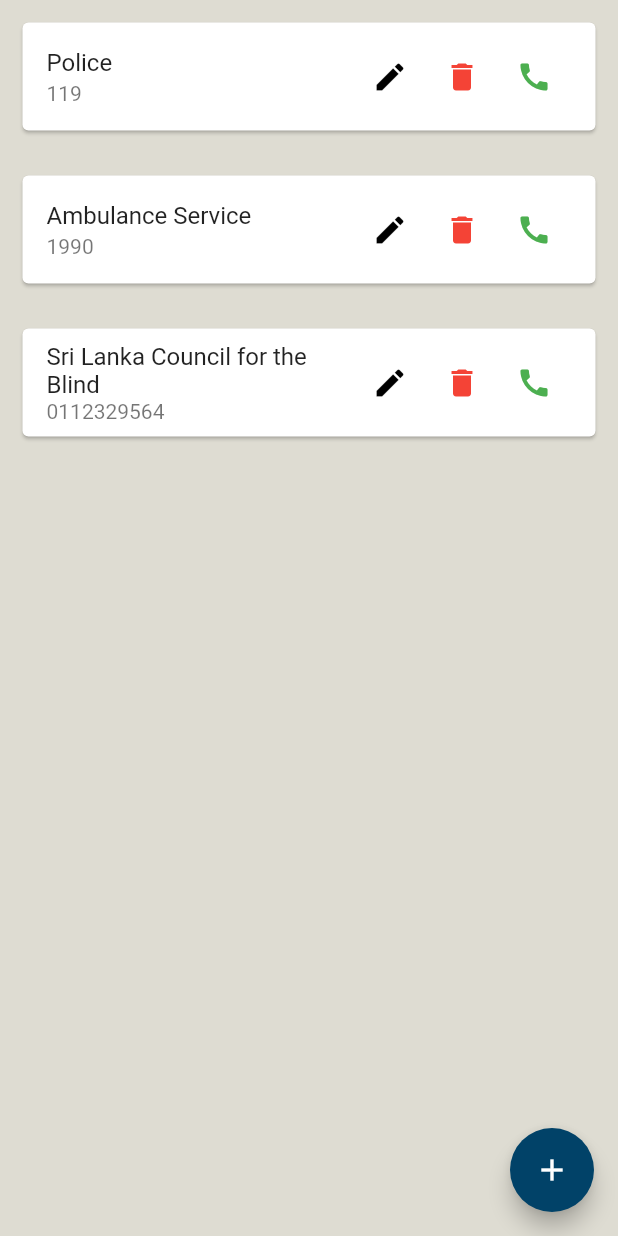
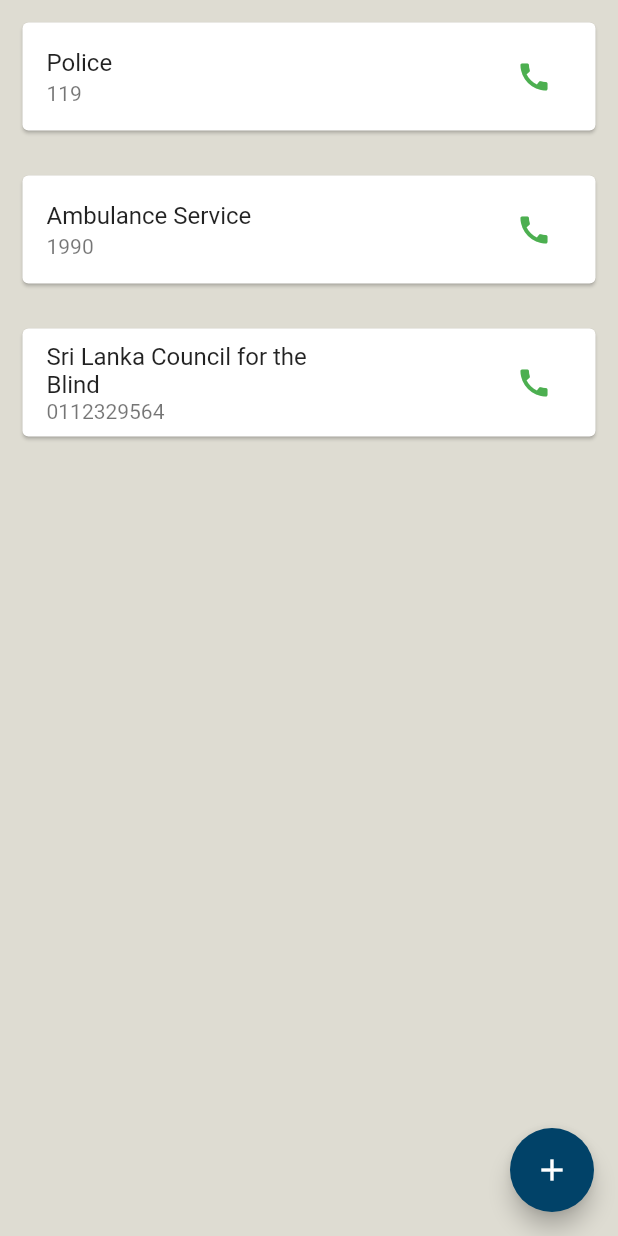
Before and after one commit to AQEEL-SHAFY/Ollin, a Flutter app: the ContactPage screen opened directly, on a phone screen of 412 x 824 dp. Run offline on Flutter 3.47's test engine with Material 2 defaults, Android fonts, the light colour scheme and no system bars; our stand-ins replace flutter_tts, geocoding, geolocator, image_picker, sqflite; accounts and stored records are empty.

Commit message:
Edit default contacts

```diff
--- a/lib/contacts.dart
+++ b/lib/contacts.dart
@@ -258,13 +258,13 @@
                           IconButton(
                               icon: const Icon(
                                 Icons.edit,
-                                color: Colors.black,
+                                color: Color(0xFFFFFFFF),
                               ),
                               onPressed: () {}),
                           IconButton(
                               icon: const Icon(
                                 Icons.delete,
-                                color: Colors.red,
+                                color: Color(0xFFFFFFFF),
                               ),
                               onPressed: () {}),
                           IconButton(
@@ -294,13 +294,13 @@
                           IconButton(
                               icon: const Icon(
                                 Icons.edit,
-                                color: Colors.black,
+                                color: Color(0xFFFFFFFF),
                               ),
                               onPressed: () {}),
                           IconButton(
                               icon: const Icon(
                                 Icons.delete,
-                                color: Colors.red,
+                                color: Color(0xFFFFFFFF),
                               ),
                               onPressed: () {}),
                           IconButton(
@@ -330,13 +330,13 @@
                           IconButton(
                               icon: const Icon(
                                 Icons.edit,
-                                color: Colors.black,
+                                color: Color(0xFFFFFFFF),
                               ),
                               onPressed: () {}),
                           IconButton(
                               icon: const Icon(
                                 Icons.delete,
-                                color: Colors.red,
+                                color: Color(0xFFFFFFFF),
                               ),
                               onPressed: () {}),
                           IconButton(
```
